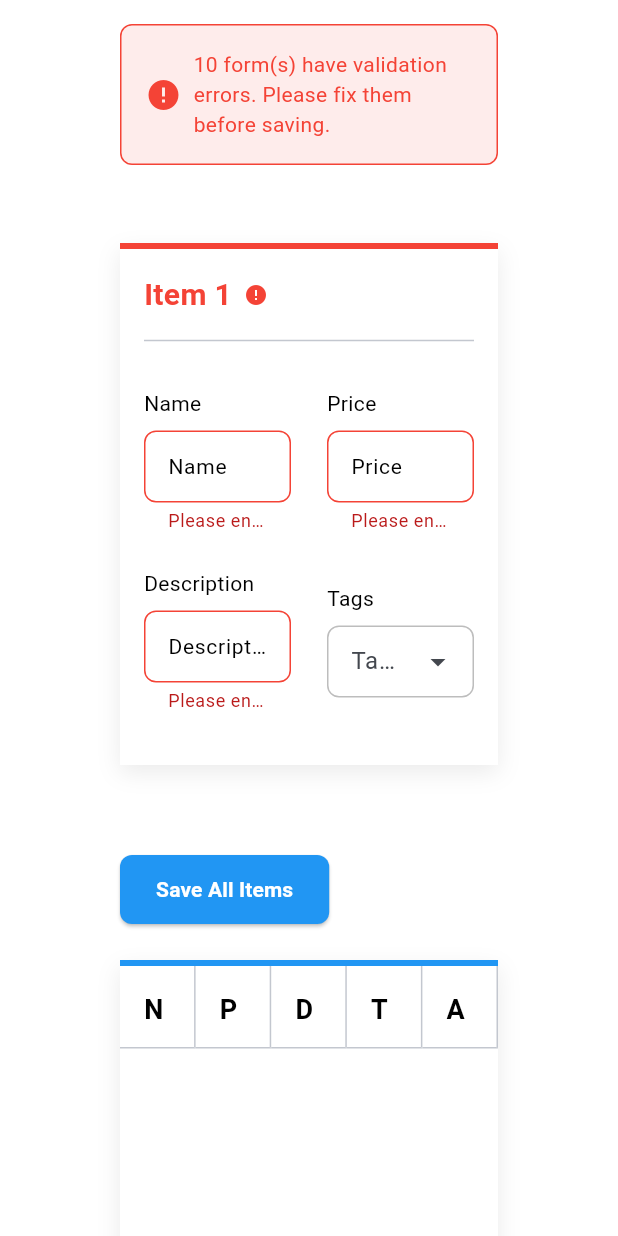
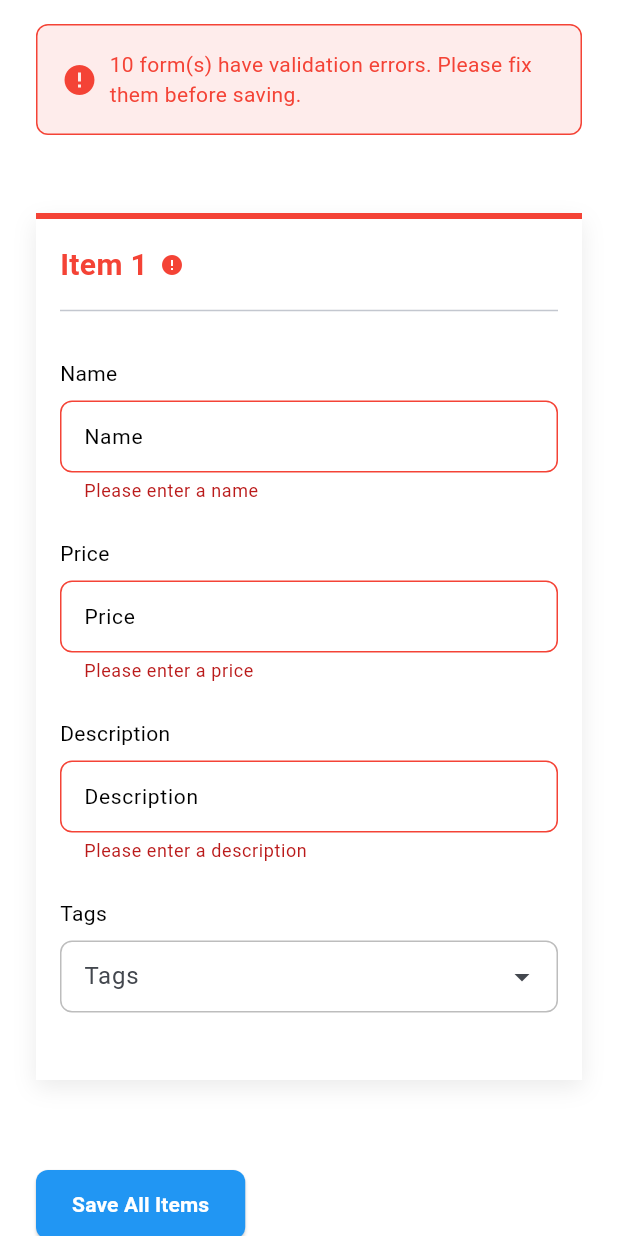
Before and after one commit to ahmedAdelElmelegy/table_task, a Flutter app: the screen it shows after launch, after a tap on "Save All Items", on a phone screen of 412 x 824 dp. Run offline on Flutter 3.47's test engine with Material 3 defaults, Android fonts, the phone set to English and light mode, and no system bars; drawn by our look-alikes of dropdown_search, syncfusion_flutter_datagrid; our stand-ins replace bloc, flutter_bloc; Roboto replaces fonts that are missing (Urbanist).

Commit message:
update mobile layout

```diff
--- a/lib/feature/home/presentation/screen/home_screen.dart
+++ b/lib/feature/home/presentation/screen/home_screen.dart
@@ -1,8 +1,10 @@
+import 'package:flutter/gestures.dart';
 import 'package:flutter/material.dart';
 import 'package:flutter_bloc/flutter_bloc.dart';
 import 'package:table_task2/feature/home/presentation/widgets/action_btn.dart';
 import 'package:table_task2/feature/home/presentation/widgets/custom_table.dart';
-import 'package:table_task2/feature/home/presentation/widgets/form_item.dart';
+import 'package:table_task2/feature/home/presentation/widgets/form_item_desktop_and_tablet.dart';
+import 'package:table_task2/feature/home/presentation/widgets/form_item_mobile.dart';
 import 'package:table_task2/feature/home/presentation/widgets/validation_summary.dart';
 import 'package:table_task2/manager/cubit/table_cubit.dart';
 
@@ -16,6 +18,8 @@ class HomeScreen extends StatefulWidget {
 class _HomeScreenState extends State<HomeScreen> {
   @override
   Widget build(BuildContext context) {
+    final size = MediaQuery.sizeOf(context);
+    debugPrint(size.width.toString());
     final tableCubit = BlocProvider.of<TableCubit>(context);
     return Scaffold(
       backgroundColor: Colors.white,
@@ -55,24 +59,28 @@ class _HomeScreenState extends State<HomeScreen> {
           return Stack(
             children: [
               SingleChildScrollView(
+                physics: const BouncingScrollPhysics(),
                 child: Column(
                   children: [
                     // Validation Summary
                     ValidationSummary(),
 
                     SizedBox(
-                      height: 420,
+                      height: size.width < 600 ? 650 : 420,
                       child: PageView.builder(
                         allowImplicitScrolling: true,
+
                         controller: tableCubit.pageController,
                         scrollDirection: Axis.vertical,
+                        pageSnapping: true,
+
                         physics: const BouncingScrollPhysics(),
 
                         itemCount: tableCubit.numberOfForms,
                         itemBuilder: (context, index) {
                           return Padding(
-                            padding: const EdgeInsets.symmetric(
-                              horizontal: 80,
+                            padding: EdgeInsets.symmetric(
+                              horizontal: size.width < 1000 ? 24 : 80,
                               vertical: 36,
                             ),
                             child: AnimatedContainer(
@@ -99,7 +107,9 @@ class _HomeScreenState extends State<HomeScreen> {
                                   ),
                                 ],
                               ),
-                              child: FormItem(index: index),
+                              child: size.width < 600
+                                  ? FormItemMobile(index: index)
+                                  : FormItemDesktopAndTablet(index: index),
                             ),
                           );
                         },
@@ -111,7 +121,9 @@ class _HomeScreenState extends State<HomeScreen> {
                     ActionBtn(tableCubit: tableCubit),
                     const SizedBox(height: 24),
                     Padding(
-                      padding: const EdgeInsets.symmetric(horizontal: 80),
+                      padding: EdgeInsets.symmetric(
+                        horizontal: size.width < 1000 ? 24 : 80,
+                      ),
                       child: const CustomTable(),
                     ),
                     const SizedBox(height: 24),
--- a/lib/feature/home/presentation/widgets/action_btn.dart
+++ b/lib/feature/home/presentation/widgets/action_btn.dart
@@ -8,8 +8,9 @@ class ActionBtn extends StatelessWidget {
 
   @override
   Widget build(BuildContext context) {
+    final size = MediaQuery.sizeOf(context);
     return Padding(
-      padding: const EdgeInsets.symmetric(horizontal: 80),
+      padding: EdgeInsets.symmetric(horizontal: size.width < 1000 ? 24 : 80),
       child: Row(
         children: [
           SizedBox(
--- a/lib/feature/home/presentation/widgets/custom_table.dart
+++ b/lib/feature/home/presentation/widgets/custom_table.dart
@@ -20,7 +20,7 @@ class _CustomTableState extends State<CustomTable> {
 
         return Container(
           width: double.infinity,
-          height: 600,
+          height: 400,
           decoration: BoxDecoration(
             color: Colors.white,
             border: Border(top: BorderSide(color: Colors.blue, width: 4)),
@@ -34,19 +34,19 @@ class _CustomTableState extends State<CustomTable> {
             ],
           ),
           child: SfDataGrid(
-            // rowHeight: 100,
             autoExpandGroups: true,
             selectionMode: SelectionMode.singleDeselect,
 
             isScrollbarAlwaysShown: true,
             gridLinesVisibility: GridLinesVisibility.both,
             // defaultColumnWidth: 120,
-            rowsPerPage: 10,
-
+            rowsPerPage: cubit.numberOfForms,
+            columnSizer: _customGridColumnSizer,
             allowSorting: true,
             headerGridLinesVisibility: GridLinesVisibility.both,
             columnWidthMode: ColumnWidthMode.fill,
             frozenColumnsCount: 0,
+
             headerRowHeight: 55,
 
             source: EmployeeDataSource(
@@ -86,6 +86,40 @@ class _CustomTableState extends State<CustomTable> {
     );
   }
 }
+
+class CustomGridColumnSizer extends ColumnSizer {
+  @override
+  double computeHeaderCellWidth(GridColumn column, TextStyle style) {
+    return super.computeHeaderCellWidth(column, style);
+  }
+
+  @override
+  double computeCellWidth(
+    GridColumn column,
+    DataGridRow row,
+    Object? cellValue,
+    TextStyle textStyle,
+  ) {
+    return super.computeCellWidth(column, row, cellValue, textStyle);
+  }
+
+  @override
+  double computeHeaderCellHeight(GridColumn column, TextStyle textStyle) {
+    return super.computeHeaderCellHeight(column, textStyle);
+  }
+
+  @override
+  double computeCellHeight(
+    GridColumn column,
+    DataGridRow row,
+    Object? cellValue,
+    TextStyle textStyle,
+  ) {
+    return super.computeCellHeight(column, row, cellValue, textStyle);
+  }
+}
+
+final CustomGridColumnSizer _customGridColumnSizer = CustomGridColumnSizer();
 
 class EmployeeDataSource extends DataGridSource {
   final BuildContext context;
--- a/lib/feature/home/presentation/widgets/form_item.dart
+++ b/lib/feature/home/presentation/widgets/form_item_desktop_and_tablet.dart
@@ -3,15 +3,16 @@ import 'package:flutter_bloc/flutter_bloc.dart';
 import 'package:table_task2/core/widgets/custom_input_field.dart';
 import 'package:table_task2/manager/cubit/table_cubit.dart';
 
-class FormItem extends StatefulWidget {
+class FormItemDesktopAndTablet extends StatefulWidget {
   final int index;
-  const FormItem({super.key, required this.index});
+  const FormItemDesktopAndTablet({super.key, required this.index});
 
   @override
-  State<FormItem> createState() => _FormItemState();
+  State<FormItemDesktopAndTablet> createState() =>
+      _FormItemDesktopAndTabletState();
 }
 
-class _FormItemState extends State<FormItem>
+class _FormItemDesktopAndTabletState extends State<FormItemDesktopAndTablet>
     with AutomaticKeepAliveClientMixin {
   @override
   bool get wantKeepAlive => true;
--- /dev/null
+++ b/lib/feature/home/presentation/widgets/form_item_mobile.dart
@@ -0,0 +1,130 @@
+import 'package:flutter/material.dart';
+import 'package:flutter_bloc/flutter_bloc.dart';
+import 'package:table_task2/core/widgets/custom_input_field.dart';
+import 'package:table_task2/manager/cubit/table_cubit.dart';
+
+class FormItemMobile extends StatefulWidget {
+  final int index;
+  const FormItemMobile({super.key, required this.index});
+
+  @override
+  State<FormItemMobile> createState() => _FormItemMobileState();
+}
+
+class _FormItemMobileState extends State<FormItemMobile>
+    with AutomaticKeepAliveClientMixin {
+  @override
+  bool get wantKeepAlive => true;
+
+  @override
+  Widget build(BuildContext context) {
+    super.build(context);
+    final tableCubit = BlocProvider.of<TableCubit>(context);
+
+    return BlocBuilder<TableCubit, TableState>(
+      builder: (context, state) {
+        return Form(
+          key: tableCubit.formKey[widget.index],
+          child: Column(
+            children: [
+              Row(
+                children: [
+                  // Form header with error indicator
+                  Row(
+                    children: [
+                      Text(
+                        'Item ${widget.index + 1}',
+                        style: TextStyle(
+                          fontSize: 20,
+                          fontWeight: FontWeight.bold,
+                          color: tableCubit.formHasError[widget.index]
+                              ? Colors.red
+                              : Colors.black,
+                        ),
+                      ),
+                      if (tableCubit.formHasError[widget.index])
+                        Padding(
+                          padding: const EdgeInsets.only(left: 8.0),
+                          child: Icon(Icons.error, color: Colors.red, size: 16),
+                        ),
+                    ],
+                  ),
+                  const Spacer(),
+                ],
+              ),
+              SizedBox(height: 8),
+              const Divider(),
+              SizedBox(height: 24),
+              CustomInputField(
+                controller: tableCubit.nameControllers[widget.index],
+                validator: (value) {
+                  if (value == null || value.isEmpty) {
+                    return 'Please enter a name';
+                  }
+                  if (value.length < 2) {
+                    return 'Name must be at least 2 characters';
+                  }
+                  return null;
+                },
+                type: InputType.text,
+                label: 'Name',
+              ),
+              SizedBox(height: 24),
+              CustomInputField(
+                validator: (value) {
+                  if (value == null || value.isEmpty) {
+                    return 'Please enter a price';
+                  }
+                  final price = double.tryParse(value);
+                  if (price == null) {
+                    return 'Please enter a valid number';
+                  }
+                  if (price <= 0) {
+                    return 'Price must be greater than 0';
+                  }
+                  return null;
+                },
+                controller: tableCubit.priceControllers[widget.index],
+                type: InputType.text,
+                keyboardType: TextInputType.number,
+                label: 'Price',
+              ),
+              SizedBox(height: 24),
+              CustomInputField(
+                controller: tableCubit.descControllers[widget.index],
+                validator: (value) {
+                  if (value == null || value.isEmpty) {
+                    return 'Please enter a description';
+                  }
+
+                  return null;
+                },
+                type: InputType.text,
+                keyboardType: TextInputType.text,
+                label: 'Description',
+              ),
+              SizedBox(height: 24),
+              CustomInputField(
+                onChanged: (value) {
+                  tableCubit.tagsControllers[widget.index] = value;
+                },
+                validator: (value) {
+                  if (value == null || value.isEmpty) {
+                    return 'Please enter at least one tag';
+                  }
+                  return null;
+                },
+                type: InputType.dropdown,
+                selectedValues: tableCubit.tagsControllers[widget.index],
+                asyncItems: (filter, page) async {
+                  return ['Tag 1', 'Tag 2', 'Tag 3', 'Tag 4', 'Tag 5'];
+                },
+                label: 'Tags',
+              ),
+            ],
+          ),
+        );
+      },
+    );
+  }
+}
--- a/lib/feature/home/presentation/widgets/validation_summary.dart
+++ b/lib/feature/home/presentation/widgets/validation_summary.dart
@@ -12,6 +12,7 @@ class ValidationSummary extends StatefulWidget {
 class _ValidationSummaryState extends State<ValidationSummary> {
   @override
   Widget build(BuildContext context) {
+    final size = MediaQuery.sizeOf(context);
     final tablecubit = context.watch<TableCubit>();
     final errorCount = tablecubit.formHasError
         .where((hasError) => hasError)
@@ -23,7 +24,10 @@ class _ValidationSummaryState extends State<ValidationSummary> {
         : Container(
             width: double.infinity,
             padding: EdgeInsets.all(16),
-            margin: EdgeInsets.symmetric(horizontal: 80, vertical: 16),
+            margin: EdgeInsets.symmetric(
+              horizontal: size.width < 1000 ? 24 : 80,
+              vertical: 16,
+            ),
             decoration: BoxDecoration(
               color: Colors.red.withValues(alpha: 0.1),
               border: Border.all(color: Colors.red),
--- a/lib/manager/cubit/table_cubit.dart
+++ b/lib/manager/cubit/table_cubit.dart
@@ -31,6 +31,9 @@ class TableCubit extends Cubit<TableState> {
   List<List<dynamic>> tagsControllers = List.generate(10, (index) => []);
   PageController pageController = PageController();
   bool isUpdate = false;
+  bool isWheelScrolling = false;
+  int currentPage = 0;
+  bool isInsidePageView = false;
   void updateValue(bool value) {
     isUpdate = value;
     // emit(TableUpdated());
```
Also changed, not shown: lib/main.dart (+0 -8 lines).
